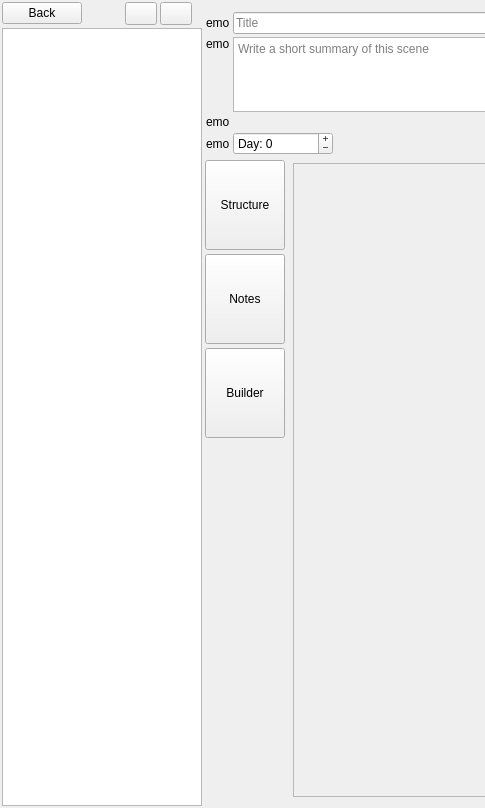
Above: ui/scene_editor.ui from zkovari/plotlyst before the change; both pictures show x 0 to 485 and y 0 to 808 of the 954 by 808 pixel window. Below: the same form after it.
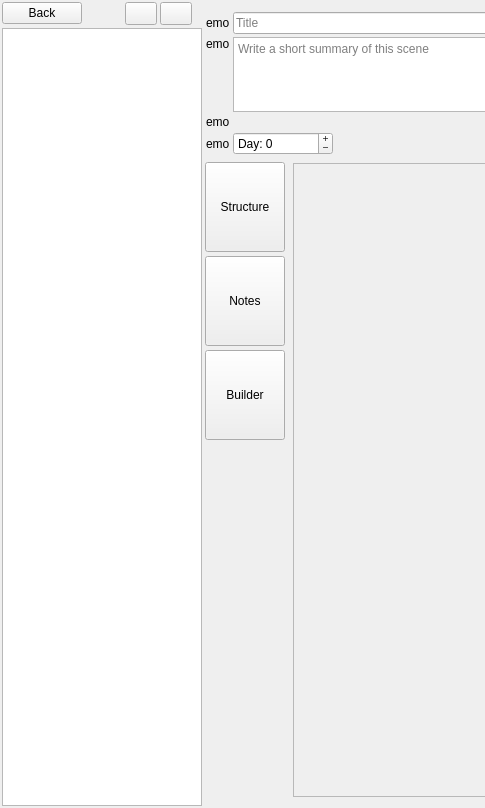
That is the form after the change. Custom widgets are drawn as their Qt base class.

Commit message: Set spacers between rotated buttons in scene editor

```diff
--- a/ui/scene_editor.ui
+++ b/ui/scene_editor.ui
@@ -554,13 +554,13 @@
         <widget class="QWidget" name="widget_5" native="true">
          <layout class="QVBoxLayout" name="verticalLayout_17">
           <property name="spacing">
-           <number>4</number>
+           <number>0</number>
           </property>
           <property name="leftMargin">
            <number>0</number>
           </property>
           <property name="topMargin">
-           <number>0</number>
+           <number>2</number>
           </property>
           <property name="rightMargin">
            <number>0</number>
@@ -596,6 +596,22 @@
             </attribute>
            </widget>
           </item>
+          <item>
+           <spacer name="verticalSpacer">
+            <property name="orientation">
+             <enum>Qt::Vertical</enum>
+            </property>
+            <property name="sizeType">
+             <enum>QSizePolicy::Fixed</enum>
+            </property>
+            <property name="sizeHint" stdset="0">
+             <size>
+              <width>4</width>
+              <height>4</height>
+             </size>
+            </property>
+           </spacer>
+          </item>
           <item>
            <widget class="RotatedButton" name="btnNotes">
             <property name="sizePolicy">
@@ -624,6 +640,22 @@
             </attribute>
            </widget>
           </item>
+          <item>
+           <spacer name="verticalSpacer_2">
+            <property name="orientation">
+             <enum>Qt::Vertical</enum>
+            </property>
+            <property name="sizeType">
+             <enum>QSizePolicy::Fixed</enum>
+            </property>
+            <property name="sizeHint" stdset="0">
+             <size>
+              <width>4</width>
+              <height>4</height>
+             </size>
+            </property>
+           </spacer>
+          </item>
           <item>
            <widget class="RotatedButton" name="btnBuilder">
             <property name="sizePolicy">
```
